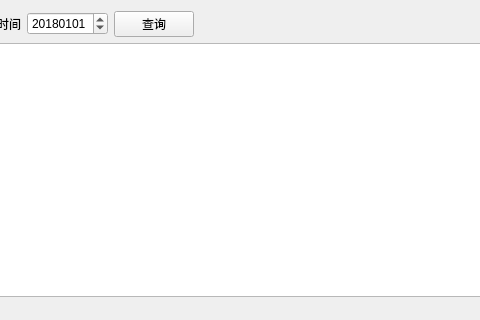
This is View/buy/ui/ui_buy_monitor.ui in zgj0607/Py-store as Qt 5 draws it before an edit; both pictures show x 179 to 659 and y 0 to 320 of the 953 by 602 pixel window. The edited form follows.
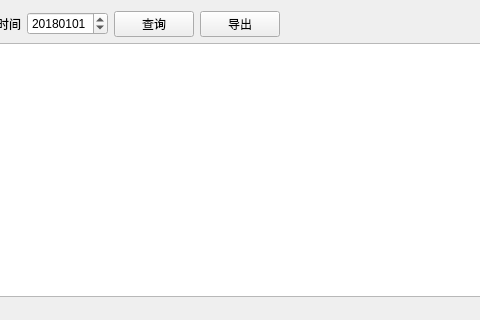
This is the edited form.

Commit message: 调整进货逻辑，合并进货和退货，调整库存明细记录方法，增加进货明细导出

Patch:
```diff
--- a/View/buy/ui/ui_buy_monitor.ui
+++ b/View/buy/ui/ui_buy_monitor.ui
@@ -71,6 +71,13 @@
        </property>
       </widget>
      </item>
+     <item>
+      <widget class="QPushButton" name="export">
+       <property name="text">
+        <string>导出</string>
+       </property>
+      </widget>
+     </item>
      <item>
       <spacer name="horizontalSpacer">
        <property name="orientation">
```
The commit also changes 51 other files.
